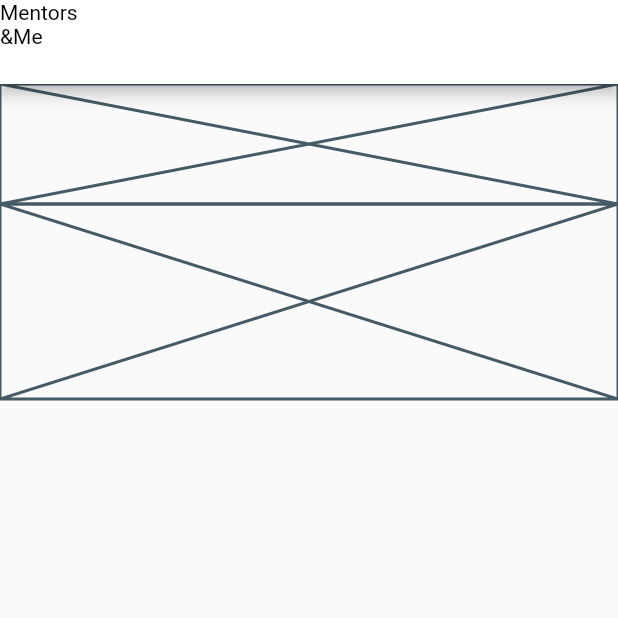
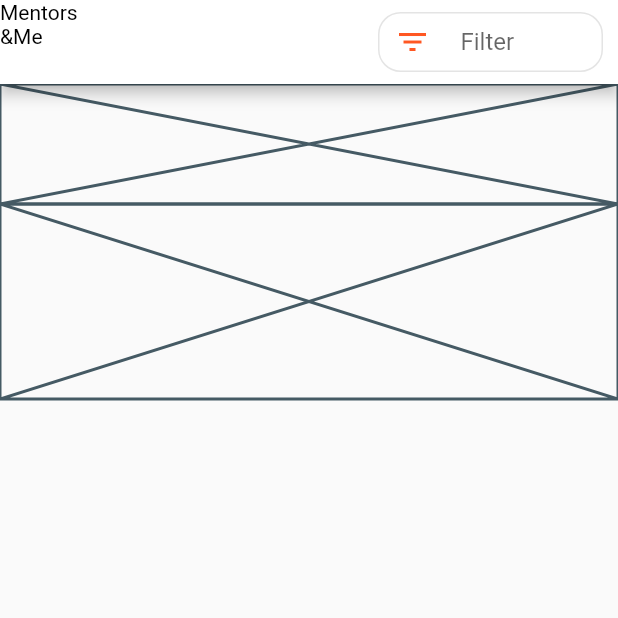
Before and after one commit to codingbbq/mentors_social_app, a Flutter app: the screen it shows after launch, on a phone screen of 412 x 824 dp, the top half of it. Run offline on Flutter 3.47's test engine with Material 2 defaults, Android fonts, the phone set to English and light mode, and no system bars.

Commit message:
Created a dropdownwidget and placeholder widgets as for UI

```diff
--- a/lib/pages/updates/updates_page.dart
+++ b/lib/pages/updates/updates_page.dart
@@ -2,7 +2,15 @@ import 'package:flutter/material.dart';
 import 'package:mentors_social_app/pages/updates/most_recent.dart';
 import 'package:mentors_social_app/pages/updates/updates_card.dart';
 
-class UpdatesPage extends StatelessWidget {
+class UpdatesPage extends StatefulWidget {
+  @override
+  _UpdatesPageState createState() => _UpdatesPageState();
+}
+
+class _UpdatesPageState extends State<UpdatesPage> {
+
+  String _value;
+
   @override
   Widget build(BuildContext context) {
     return Scaffold(
@@ -10,7 +18,47 @@ class UpdatesPage extends StatelessWidget {
         backgroundColor: Colors.white,
         leading: Text("Mentors&Me", style: TextStyle(color: Colors.black),),
         actions: <Widget>[
-
+          Container(
+            width: 150,
+            padding: const EdgeInsets.only(left: 10.0),
+            margin: const EdgeInsets.only(left: 10.0, right: 10.0, top: 8.0, bottom: 8.0),
+            decoration: BoxDecoration(
+              border: Border.all(
+                color: Color(0xFFe4e4e4)
+              ),
+              borderRadius: BorderRadius.circular(15.0),
+            ),
+            child: DropdownButton(
+              underline: SizedBox(),
+              icon: Icon(null),
+              elevation: 0,
+              value: _value,
+              onChanged: (String value) {
+                setState(() {
+                  _value = value;
+                });
+              },
+              items: <String>["Name", "Comments"].map<DropdownMenuItem<String>>((String value) {
+                return DropdownMenuItem<String>(
+                  value: value,
+                  child: Row(
+                    children: <Widget>[
+                      Icon(Icons.filter_list, color: Colors.deepOrange,),
+                      SizedBox(width: 10),
+                      Text(value)
+                    ],
+                  ),
+                );
+              }).toList(),
+              hint: Row(
+                    children: <Widget>[
+                      Icon(Icons.filter_list, color: Colors.deepOrange,),
+                      SizedBox(width: 20),
+                      Text("Filter")
+                    ],
+                  ),
+            ),
+          )
         ],
       ),
       body: Container(
```
